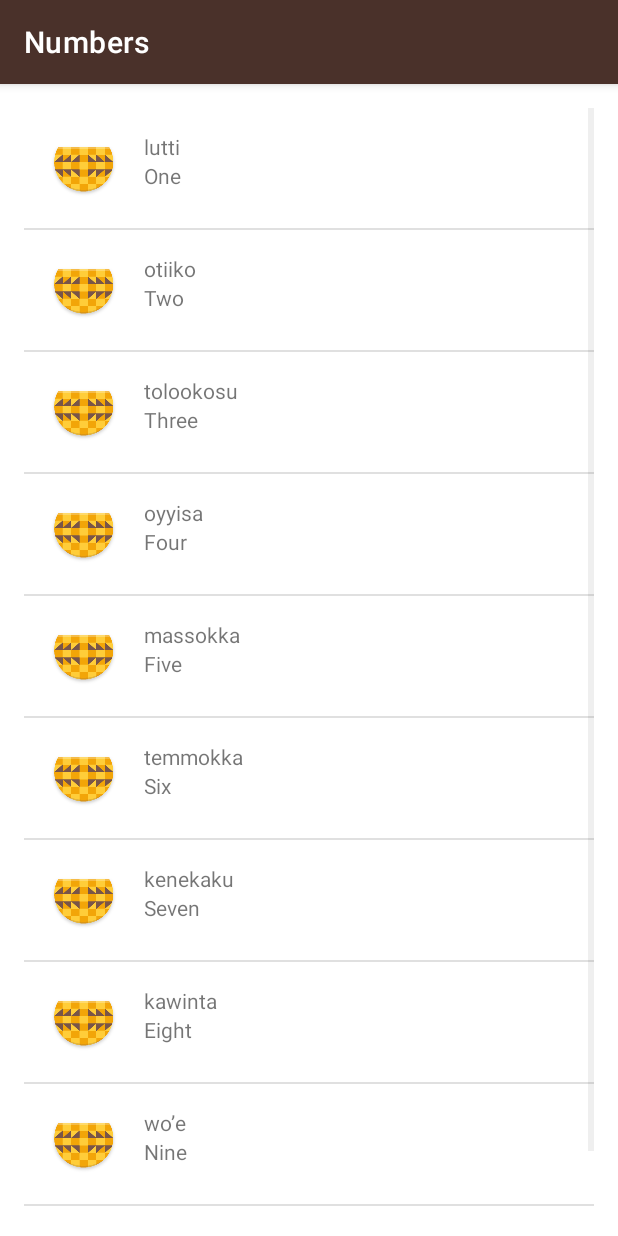
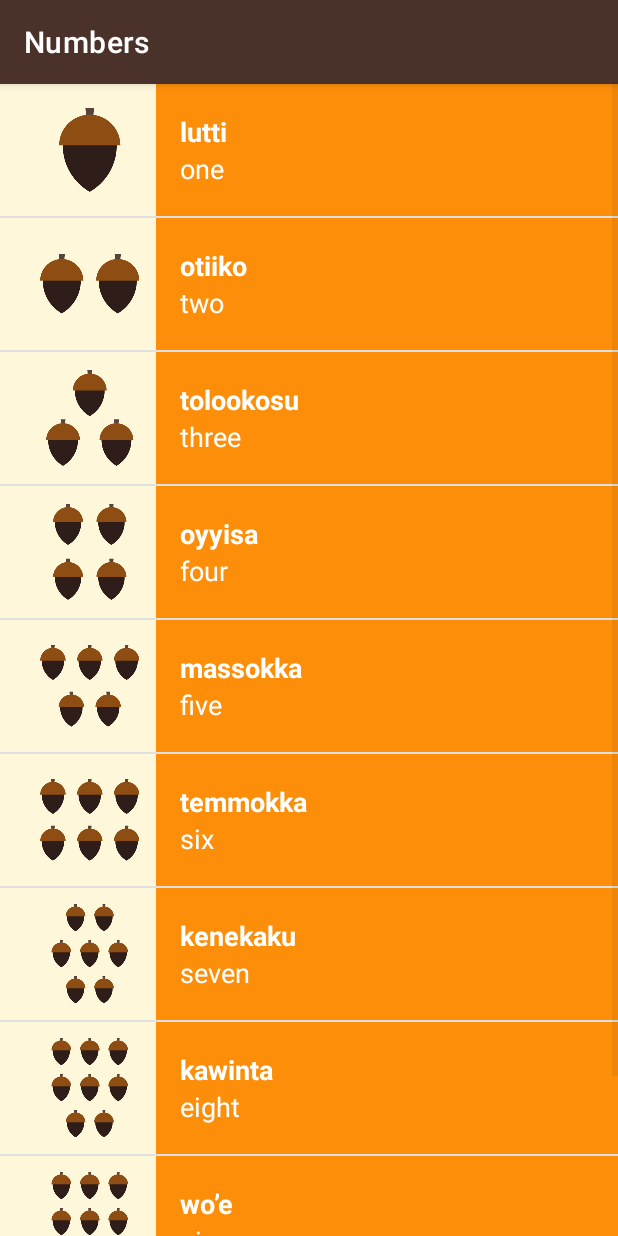
Before and after one commit to Arsonist-Cook/Desenvolvimento-Android_Trilha-Basica, an Android app: the NumbersActivity screen opened directly, with no data from a screen before it, on a phone screen of 412 x 824 dp. Run offline under Robolectric (Android 15) with nearby library versions, the phone set to English and light mode, and no system bars.

Commit message:
Add some design in

```diff
--- a/Multiscreen Apps/Miwok/app/src/main/java/com/example/android/miwok/NumbersActivity.kt
+++ b/Multiscreen Apps/Miwok/app/src/main/java/com/example/android/miwok/NumbersActivity.kt
@@ -9,19 +9,19 @@ class NumbersActivity : AppCompatActivity() {
     override fun onCreate(savedInstanceState: Bundle?) {
         super.onCreate(savedInstanceState)
         setContentView(R.layout.activity_numbers)
-        var words:ArrayList<Word> = ArrayList<Word>()
-        words.add(Word("One", "lutti"))
-        words.add(Word("Two", "otiiko"))
-        words.add(Word("Three","tolookosu"))
-        words.add(Word("Four","oyyisa"))
-        words.add(Word("Five","massokka"))
-        words.add(Word("Six","temmokka"))
-        words.add(Word("Seven","kenekaku"))
-        words.add(Word("Eight","kawinta"))
-        words.add(Word("Nine","wo’e"))
-        words.add(Word("Ten","na’aacha"))
+        var words: ArrayList<Word> = ArrayList<Word>()
+        words.add(Word("one", "lutti", R.drawable.number_one))
+        words.add(Word("two", "otiiko", R.drawable.number_two))
+        words.add(Word("three", "tolookosu", R.drawable.number_three))
+        words.add(Word("four", "oyyisa", R.drawable.number_four))
+        words.add(Word("five", "massokka", R.drawable.number_five))
+        words.add(Word("six", "temmokka", R.drawable.number_six))
+        words.add(Word("seven", "kenekaku", R.drawable.number_seven))
+        words.add(Word("eight", "kawinta", R.drawable.number_eight))
+        words.add(Word("nine", "wo’e", R.drawable.number_nine))
+        words.add(Word("ten", "na’aacha", R.drawable.number_ten))
 
-        var listAdapter:WordAdapter = WordAdapter(this, words)
+        var listAdapter: WordAdapter = WordAdapter(this, words)
         var listView: ListView = findViewById<ListView>(R.id.list)
         listView.adapter = listAdapter
     }
--- a/Multiscreen Apps/Miwok/app/src/main/java/com/example/android/miwok/Word.kt
+++ b/Multiscreen Apps/Miwok/app/src/main/java/com/example/android/miwok/Word.kt
@@ -1,6 +1,17 @@
 package com.example.android.miwok
 
 class Word (default:String, miwok:String) {
+    private val NO_IMAGE_PROVIDE:Int = -1
     var defaultTranslation:String = default
+    private set
     var miwokTranslation = miwok
+    private set
+    var imageResourceId:Int = NO_IMAGE_PROVIDE
+    private set
+    constructor(default: String, miwok: String, imageResourceId:Int) : this(default, miwok) {
+        this.imageResourceId = imageResourceId
+    }
+    fun hasImage():Boolean{
+        return (imageResourceId != NO_IMAGE_PROVIDE)
+    }
 }
--- a/Multiscreen Apps/Miwok/app/src/main/java/com/example/android/miwok/WordAdapter.kt
+++ b/Multiscreen Apps/Miwok/app/src/main/java/com/example/android/miwok/WordAdapter.kt
@@ -5,6 +5,7 @@ import android.view.LayoutInflater
 import android.view.View
 import android.view.ViewGroup
 import android.widget.ArrayAdapter
+import android.widget.ImageView
 import android.widget.TextView
 
 class WordAdapter(context: Context, words: ArrayList<Word>) :
@@ -17,6 +18,12 @@ class WordAdapter(context: Context, words: ArrayList<Word>) :
 
         // Get the {@link Word} object located at this position in the list
         val word: Word? = getItem(position)
+        val imageView: ImageView? = listItemView.findViewById(R.id.image)
+        if (word?.hasImage() == true) {
+            word?.imageResourceId?.let { return@let imageView?.setImageResource(it) }
+        } else {
+            imageView?.visibility = View.GONE
+        }
         val defaultTextView: TextView? = listItemView.findViewById(R.id.default_text_view)
         defaultTextView?.text = word?.defaultTranslation
 
--- a/Multiscreen Apps/Miwok/app/src/main/res/layout/activity_numbers.xml
+++ b/Multiscreen Apps/Miwok/app/src/main/res/layout/activity_numbers.xml
@@ -1,12 +1,8 @@
 <?xml version="1.0" encoding="utf-8"?>
 <ListView xmlns:android="http://schemas.android.com/apk/res/android"
     xmlns:tools="http://schemas.android.com/tools"
+    android:id="@+id/list"
     android:layout_width="match_parent"
-    android:layout_height="match_parent"
-    android:paddingBottom="@dimen/activity_vertical_margin"
-    android:paddingLeft="@dimen/activity_horizontal_margin"
-    android:paddingRight="@dimen/activity_horizontal_margin"
-    android:paddingTop="@dimen/activity_vertical_margin"
-    android:id="@+id/list">
+    android:layout_height="match_parent">
 
 </ListView>
--- a/Multiscreen Apps/Miwok/app/src/main/res/layout/list_item.xml
+++ b/Multiscreen Apps/Miwok/app/src/main/res/layout/list_item.xml
@@ -3,27 +3,43 @@
     xmlns:tools="http://schemas.android.com/tools"
     android:layout_width="match_parent"
     android:layout_height="wrap_content"
+    android:background="@color/tan_background"
+    android:gravity="center_vertical"
     android:orientation="horizontal"
-    android:padding="@dimen/activity_horizontal_margin">
+    android:minHeight="@dimen/list_item_height"
+    android:paddingLeft="@dimen/activity_horizontal_margin">
+
     <ImageView
-        android:layout_width="wrap_content"
-        android:layout_height="wrap_content"
-        android:src="@mipmap/ic_launcher"/>
+        android:id="@+id/image"
+        android:layout_width="@dimen/list_item_height"
+        android:layout_height="@dimen/list_item_height" />
+
     <LinearLayout
         android:layout_width="match_parent"
         android:layout_height="match_parent"
+        android:background="@color/category_numbers"
         android:orientation="vertical"
         android:paddingLeft="@dimen/activity_horizontal_margin">
+
         <TextView
             android:id="@+id/miwok_text_view"
             android:layout_width="match_parent"
-        android:layout_height="wrap_content"
+            android:layout_height="0dp"
+            android:layout_weight="1"
+            android:gravity="bottom"
+            android:textAppearance="?android:textAppearanceMedium"
+            android:textColor="@color/white"
+            android:textStyle="bold"
             tools:text="lutti" />
 
         <TextView
             android:id="@+id/default_text_view"
             android:layout_width="match_parent"
-        android:layout_height="wrap_content"
+            android:layout_height="0dp"
+            android:layout_weight="1"
+            android:gravity="top"
+            android:textAppearance="?android:textAppearanceMedium"
+            android:textColor="@color/white"
             tools:text="one" />
     </LinearLayout>
 
```
Lines whose indentation alone changed are shown as unchanged.
